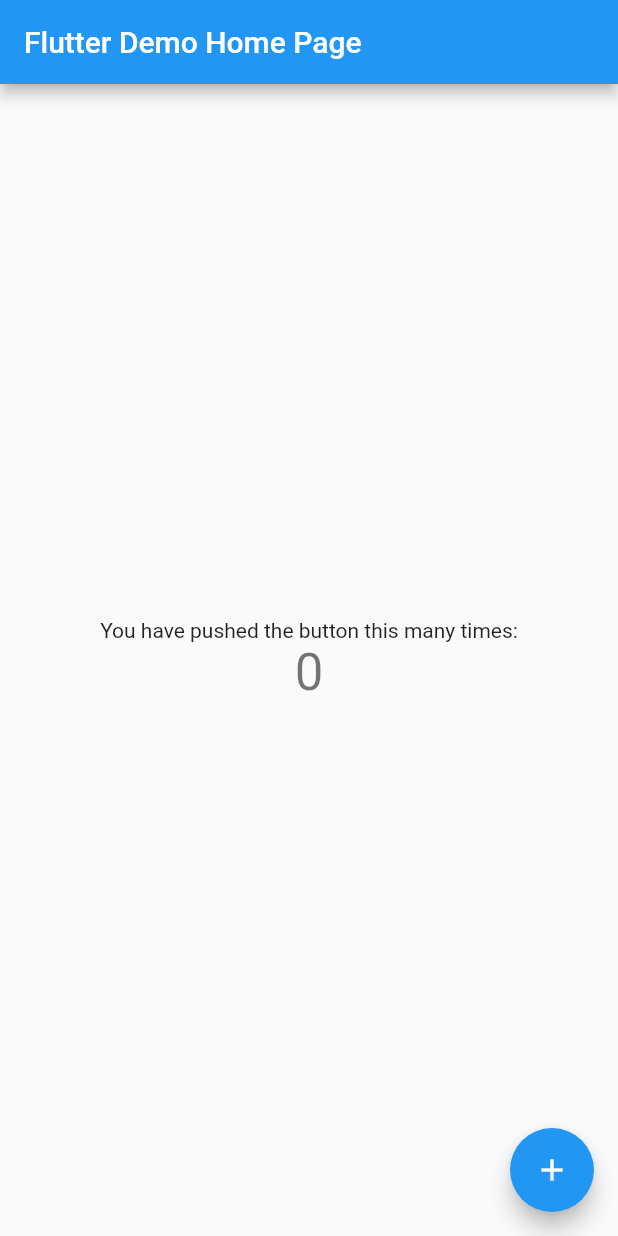
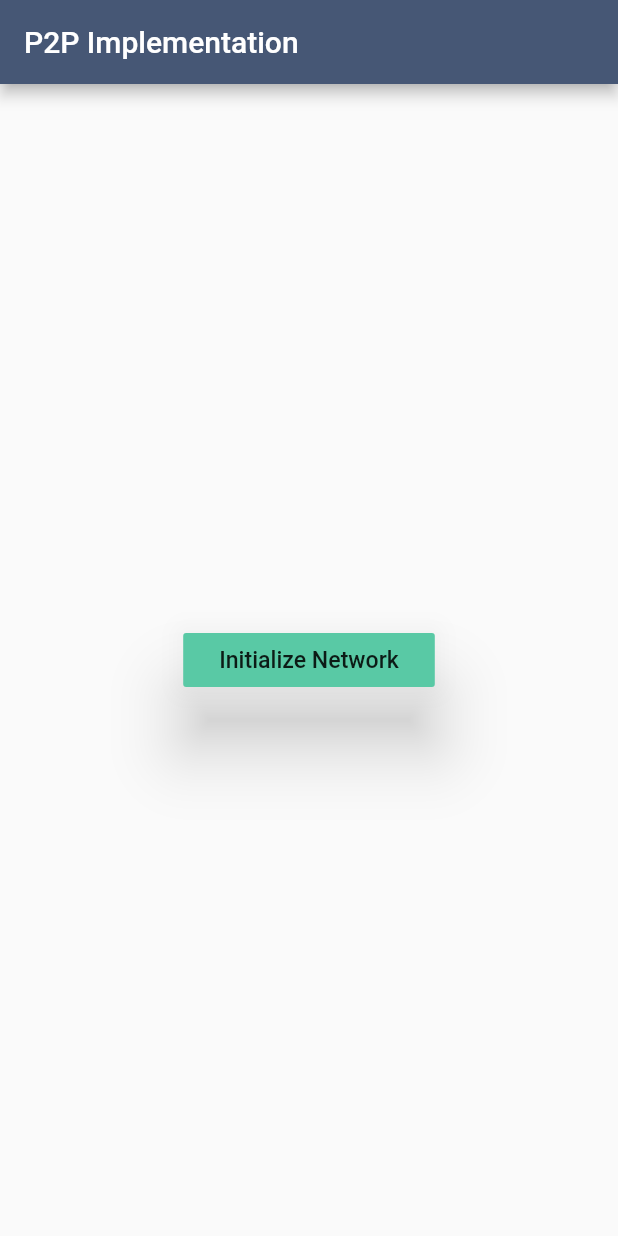
Before and after one commit to dipinarora9/Peer-2-Peer-Messaging-App, a Flutter app: the screen it shows after launch, on a phone screen of 412 x 824 dp. Run offline on Flutter 3.47's test engine with Material 2 defaults, Android fonts, the light colour scheme and no system bars; our stand-ins replace fluttertoast.

Commit message:
added server client initialization functionality

```diff
--- a/lib/main.dart
+++ b/lib/main.dart
@@ -1,62 +1,24 @@
+import 'package:peer2peer/screens/homepage.dart';
 import 'package:flutter/material.dart';
+import 'package:provider/provider.dart';
+
+import 'services/p2p.dart';
 
 void main() => runApp(MyApp());
 
 class MyApp extends StatelessWidget {
   @override
   Widget build(BuildContext context) {
-    return MaterialApp(
-      title: 'Flutter Demo',
-      theme: ThemeData(
-        primarySwatch: Colors.blue,
-      ),
-      debugShowCheckedModeBanner: false,
-      home: MyHomePage(title: 'Flutter Demo Home Page'),
-    );
-  }
-}
-
-class MyHomePage extends StatefulWidget {
-  MyHomePage({Key key, this.title}) : super(key: key);
-  final String title;
-
-  @override
-  _MyHomePageState createState() => _MyHomePageState();
-}
-
-class _MyHomePageState extends State<MyHomePage> {
-  int _counter = 0;
-
-  void _incrementCounter() {
-    setState(() {
-      _counter++;
-    });
-  }
-
-  @override
-  Widget build(BuildContext context) {
-    return Scaffold(
-      appBar: AppBar(
-        title: Text(widget.title),
-      ),
-      body: Center(
-        child: Column(
-          mainAxisAlignment: MainAxisAlignment.center,
-          children: <Widget>[
-            Text(
-              'You have pushed the button this many times:',
-            ),
-            Text(
-              '$_counter',
-              style: Theme.of(context).textTheme.display1,
-            ),
-          ],
+    return ChangeNotifierProvider(
+      create: (_) => P2P(),
+      child: MaterialApp(
+        title: 'P2P',
+        theme: ThemeData(
+          primaryColor: Color(0xff465775),
         ),
-      ),
-      floatingActionButton: FloatingActionButton(
-        onPressed: _incrementCounter,
-        tooltip: 'Increment',
-        child: Icon(Icons.add),
+        navigatorKey: P2P.navKey,
+        home: HomePage(),
+        debugShowCheckedModeBanner: false,
       ),
     );
   }
--- /dev/null
+++ b/lib/screens/client.dart
@@ -0,0 +1,15 @@
+import 'package:flutter/material.dart';
+import 'package:peer2peer/services/p2p.dart';
+import 'package:provider/provider.dart';
+
+class ClientScreen extends StatelessWidget {
+  @override
+  Widget build(BuildContext context) {
+    final p2p = Provider.of<P2P>(context, listen: false);
+    return Scaffold(
+      body: Center(
+        child: Text('Server address - ${p2p.serverAddress}'),
+      ),
+    );
+  }
+}
--- /dev/null
+++ b/lib/screens/homepage.dart
@@ -0,0 +1,39 @@
+import 'package:flutter/material.dart';
+import 'package:peer2peer/services/p2p.dart';
+import 'package:provider/provider.dart';
+
+class HomePage extends StatelessWidget {
+  @override
+  Widget build(BuildContext context) {
+    final p2p = Provider.of<P2P>(context, listen: false);
+    return Scaffold(
+      appBar: AppBar(
+        title: Text('P2P Implementation'),
+      ),
+      body: Center(
+        child: Padding(
+          padding: const EdgeInsets.all(20.0),
+          child: Consumer<P2P>(builder: (_, value, __) {
+            if (!value.searching)
+              return Padding(
+                padding: const EdgeInsets.all(8.0),
+                child: RaisedButton(
+                  child: Padding(
+                    padding: const EdgeInsets.all(8.0),
+                    child: Text(
+                      'Initialize Network',
+                      textScaleFactor: 1.1,
+                    ),
+                  ),
+                  elevation: 20,
+                  onPressed: p2p.initializer,
+                  color: Color(0xff59C9A5),
+                ),
+              );
+            return CircularProgressIndicator();
+          }),
+        ),
+      ),
+    );
+  }
+}
--- a/pubspec.yaml
+++ b/pubspec.yaml
@@ -1,17 +1,17 @@
-name: blockchainapp
+name: peer2peer
 description: A new Flutter application.
 version: 1.0.0+1
 
 environment:
-  sdk: ">=2.1.0 <3.0.0"
+  sdk: ">=2.2.2 <3.0.0"
 
 dependencies:
   flutter:
     sdk: flutter
   cupertino_icons:
   provider:
-  web_socket_channel:
   crypto:
+  fluttertoast:
 
 dev_dependencies:
   flutter_test:
```
Also changed, not shown: lib/screens/server.dart (added, +26 -0 lines), lib/services/p2p.dart (+104 -10 lines), pubspec.lock, 16 other files.
